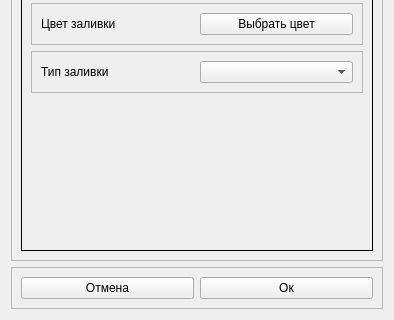
Qt form src/lipvectorstyleform.ui (Doggerr111/VRSA) before a commit; both pictures show x 0 to 394 and y 446 to 766 of the 394 by 766 pixel window.
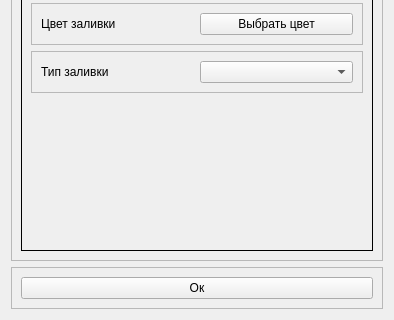
The same form after that commit. Icons and pictures are not drawn. Custom widgets are drawn as their Qt base class.

```diff
--- a/src/lipvectorstyleform.ui
+++ b/src/lipvectorstyleform.ui
@@ -934,13 +934,6 @@
       <enum>QFrame::Raised</enum>
      </property>
      <layout class="QHBoxLayout" name="horizontalLayout_4">
-      <item>
-       <widget class="QPushButton" name="pushButtonCancel">
-        <property name="text">
-         <string>Отмена</string>
-        </property>
-       </widget>
-      </item>
       <item>
        <widget class="QPushButton" name="pushButtonOk">
         <property name="text">
```
